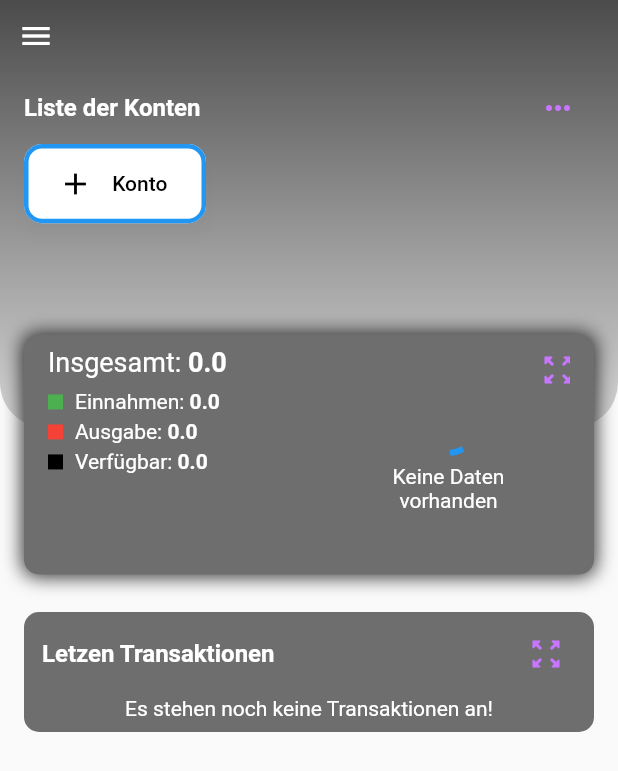
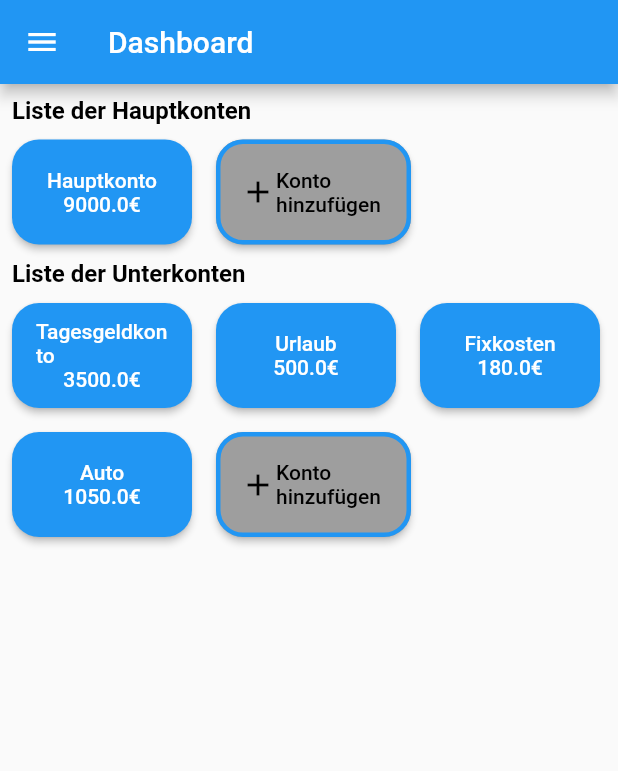
Before and after one commit to berkkan22/finanz_app, a Flutter app: the screen it shows after launch, on a phone screen of 412 x 824 dp. Shown: the top 771 px of the screen. Run offline on Flutter 3.47's test engine with Material 2 defaults, Android fonts, the phone set to English and light mode, and no system bars; our stand-ins replace fl_chart, flutter_colorpicker, flutter_riverpod, fluttertoast, hive, hive_flutter and 2 more; missing offline and left inert: custom_floating_action_button; accounts and stored records are empty.

Commit message:
newDashboard designe

```diff
--- a/lib/main.dart
+++ b/lib/main.dart
@@ -1,10 +1,10 @@
 import 'package:finanz_app/core/globals.dart';
 import 'package:finanz_app/models/konten.dart';
-import 'package:finanz_app/screens/homepage.dart';
 import 'package:flutter/material.dart';
 import 'package:flutter_riverpod/flutter_riverpod.dart';
 import 'package:hive_flutter/hive_flutter.dart';
 
+import 'new_simple_designe/screens/dashboard.dart';
 import 'screens/transaktions_page.dart';
 
 void main() async {
@@ -44,7 +44,7 @@ class _MyAppState extends State<MyApp> {
         ),
         initialRoute: '/',
         routes: {
-          "/": (context) => const HomePage(),
+          "/": (context) => const Dashboard(),
           // "/addTransaktionPage": (context) => const AddTransaktionPage(),
           "/transaktionPage": (context) => const TransaktionPage(),
         },
--- /dev/null
+++ b/lib/new_simple_designe/components/dashboard_drawer.dart
@@ -0,0 +1,49 @@
+import 'package:flutter/material.dart';
+
+class DashboardDrawer extends StatelessWidget {
+  const DashboardDrawer({
+    Key? key,
+  }) : super(key: key);
+
+  @override
+  Widget build(BuildContext context) {
+    return Drawer(
+      child: ListView(
+        // Important: Remove any padding from the ListView.
+        padding: EdgeInsets.zero,
+        children: [
+          const DrawerHeader(
+            decoration: BoxDecoration(
+              color: Colors.blue,
+            ),
+            child: Text('Drawer Header'),
+          ),
+          ListTile(
+            title: const Text('Delete Konten'),
+            onTap: () {},
+          ),
+          ListTile(
+            title: const Text('Delete Transaktion'),
+            onTap: () {},
+          ),
+          ListTile(
+            title: const Text('Dashboard'),
+            onTap: () {},
+          ),
+          ListTile(
+            title: const Text('Arbeitszeiten'),
+            onTap: () {},
+          ),
+          ListTile(
+            title: const Text('Goldkurs'),
+            onTap: () {},
+          ),
+          ListTile(
+            title: const Text('Spenden (Zekat) rechner'),
+            onTap: () {},
+          ),
+        ],
+      ),
+    );
+  }
+}
--- /dev/null
+++ b/lib/new_simple_designe/components/konten_and_unterkonten.dart
@@ -0,0 +1,208 @@
+import 'package:flutter/material.dart';
+
+import '../../core/globals.dart';
+import '../core/styles.dart';
+
+class KontenAndUnterkonten extends StatefulWidget {
+  const KontenAndUnterkonten({super.key});
+
+  @override
+  State<KontenAndUnterkonten> createState() => _KontenAndUnterkontenState();
+}
+
+class _KontenAndUnterkontenState extends State<KontenAndUnterkonten> {
+  @override
+  Widget build(BuildContext context) {
+    return Container(
+      child: Column(
+        crossAxisAlignment: CrossAxisAlignment.start,
+        children: [
+          Text(
+            "Liste der Hauptkonten",
+            style: titleStyle,
+          ),
+          const SizedBox(height: 10),
+          const Hauptkonten(),
+          const SizedBox(height: 10),
+          Text(
+            "Liste der Unterkonten",
+            style: titleStyle,
+          ),
+          const SizedBox(height: 10),
+          const UnterKonten()
+        ],
+      ),
+    );
+  }
+}
+
+class Hauptkonten extends StatefulWidget {
+  const Hauptkonten({super.key});
+
+  @override
+  State<Hauptkonten> createState() => _HauptkontenState();
+}
+
+class _HauptkontenState extends State<Hauptkonten> {
+  @override
+  Widget build(BuildContext context) {
+    return SizedBox(
+      width: double.infinity,
+      child: Wrap(
+        alignment: WrapAlignment.start,
+        spacing: 16,
+        runSpacing: 16,
+        children: const [
+          KontoButton(
+            name: "Hauptkonto",
+            value: 9000,
+          ),
+          KontoButtonAdd(),
+        ],
+      ),
+    );
+  }
+}
+
+class UnterKonten extends StatefulWidget {
+  const UnterKonten({super.key});
+
+  @override
+  State<UnterKonten> createState() => _UnterKontenState();
+}
+
+class _UnterKontenState extends State<UnterKonten> {
+  @override
+  Widget build(BuildContext context) {
+    return SizedBox(
+      width: double.infinity,
+      child: Wrap(
+        alignment: WrapAlignment.start,
+        spacing: 16,
+        runSpacing: 16,
+        children: const [
+          KontoButton(name: "Tagesgeldkonto", value: 3500),
+          KontoButton(name: "Urlaub", value: 500),
+          KontoButton(name: "Fixkosten", value: 180),
+          KontoButton(name: "Auto", value: 1050),
+          KontoButtonAdd(),
+        ],
+      ),
+    );
+  }
+}
+
+class KontoButton extends StatefulWidget {
+  final String name;
+  final double value;
+
+  const KontoButton({super.key, required this.name, required this.value});
+
+  @override
+  State<KontoButton> createState() => _KontoButtonState();
+}
+
+class _KontoButtonState extends State<KontoButton> {
+  bool selected = false;
+
+  @override
+  Widget build(BuildContext context) {
+    return SizedBox(
+      height: 70,
+      width: 120,
+      child: ElevatedButton(
+        style: ElevatedButton.styleFrom(
+          backgroundColor: !selected ? Colors.blue : Colors.red,
+          shape: RoundedRectangleBorder(
+            borderRadius: BorderRadius.circular(18),
+          ),
+        ),
+        onPressed: () {
+          logger.d("KontoButton: ${widget.name}");
+          setState(() {
+            selected = !selected;
+          });
+        },
+        child: Column(
+          mainAxisAlignment: MainAxisAlignment.center,
+          children: [
+            Text(widget.name),
+            Text("${widget.value}€"),
+          ],
+        ),
+      ),
+    );
+  }
+}
+
+class KontoButtonAdd extends StatelessWidget {
+  const KontoButtonAdd({super.key});
+
+  @override
+  Widget build(BuildContext context) {
+    return SizedBox(
+      height: 70,
+      // TODO: Fix width normaly 120
+      width: 130,
+      child: ElevatedButton(
+        style: ElevatedButton.styleFrom(
+          // TODO: Fix color normaly Colors.white
+          backgroundColor: Colors.grey,
+          shape: RoundedRectangleBorder(
+            borderRadius: BorderRadius.circular(18),
+            side: const BorderSide(
+              color: Colors.blue,
+              width: 3,
+            ),
+          ),
+        ),
+        onPressed: () {
+          logger.d("Konto hinzufügen");
+          addKontoBottomSheet(context);
+        },
+        child: Row(
+          children: const [
+            Icon(Icons.add, color: Colors.black),
+            Center(
+              child: Text(
+                "Konto\nhinzufügen",
+                textAlign: TextAlign.start,
+                style: TextStyle(
+                  fontSize: 14,
+                  color: Colors.black,
+                ),
+              ),
+            ),
+          ],
+        ),
+      ),
+    );
+  }
+}
+
+Future<dynamic> addKontoBottomSheet(BuildContext context) {
+  return showModalBottomSheet(
+    shape: const RoundedRectangleBorder(
+      borderRadius: BorderRadius.only(
+        topLeft: Radius.circular(20),
+        topRight: Radius.circular(20),
+      ),
+    ),
+    context: context,
+    isScrollControlled: true,
+    builder: (context) {
+      return SafeArea(
+        child: Padding(
+          padding: EdgeInsets.only(
+            bottom: MediaQuery.of(context).viewInsets.bottom,
+          ),
+          child: Wrap(
+            children: const [
+              Text("data"),
+            ],
+          ),
+        ),
+      );
+    },
+  );
+}
--- /dev/null
+++ b/lib/new_simple_designe/core/styles.dart
@@ -0,0 +1,7 @@
+import 'package:flutter/material.dart';
+
+TextStyle titleStyle = const TextStyle(
+  color: Colors.black,
+  fontSize: 16,
+  fontWeight: FontWeight.w600,
+);
--- /dev/null
+++ b/lib/new_simple_designe/screens/dashboard.dart
@@ -0,0 +1,43 @@
+import 'package:flutter/material.dart';
+
+import '../components/dashboard_drawer.dart';
+import '../components/konten_and_unterkonten.dart';
+
+class Dashboard extends StatefulWidget {
+  const Dashboard({super.key});
+
+  @override
+  State<Dashboard> createState() => _DashboardState();
+}
+
+class _DashboardState extends State<Dashboard> {
+  @override
+  Widget build(BuildContext context) {
+    return Scaffold(
+      appBar: AppBar(
+        title: const Text("Dashboard"),
+      ),
+      drawer: const DashboardDrawer(),
+      body: SafeArea(
+        child: ListView(
+          children: [
+            Padding(
+              padding: const EdgeInsets.all(8.0),
+              child: Center(
+                child: Column(
+                  children: const [
+                    KontenAndUnterkonten(),
+                    SizedBox(height: 20),
+                    // FinanzInfoCard(),
+                    // const SizedBox(height: 20),
+                    // TransactionsCard(), // Only show the last 5 transactions
+                  ],
+                ),
+              ),
+            ),
+          ],
+        ),
+      ),
+    );
+  }
+}
```
